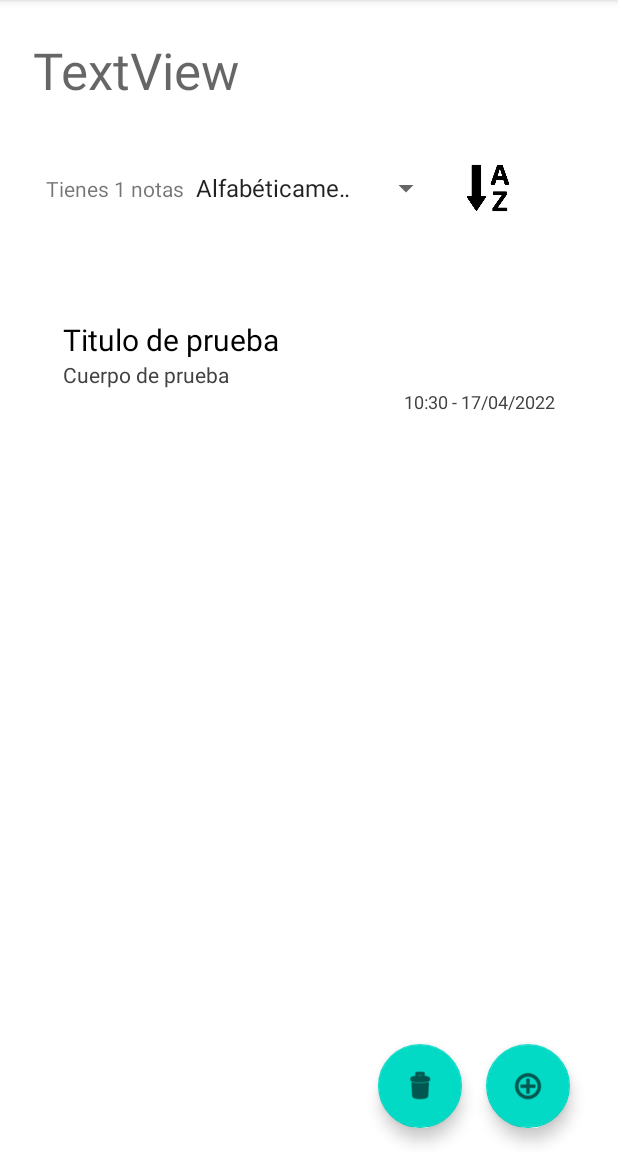
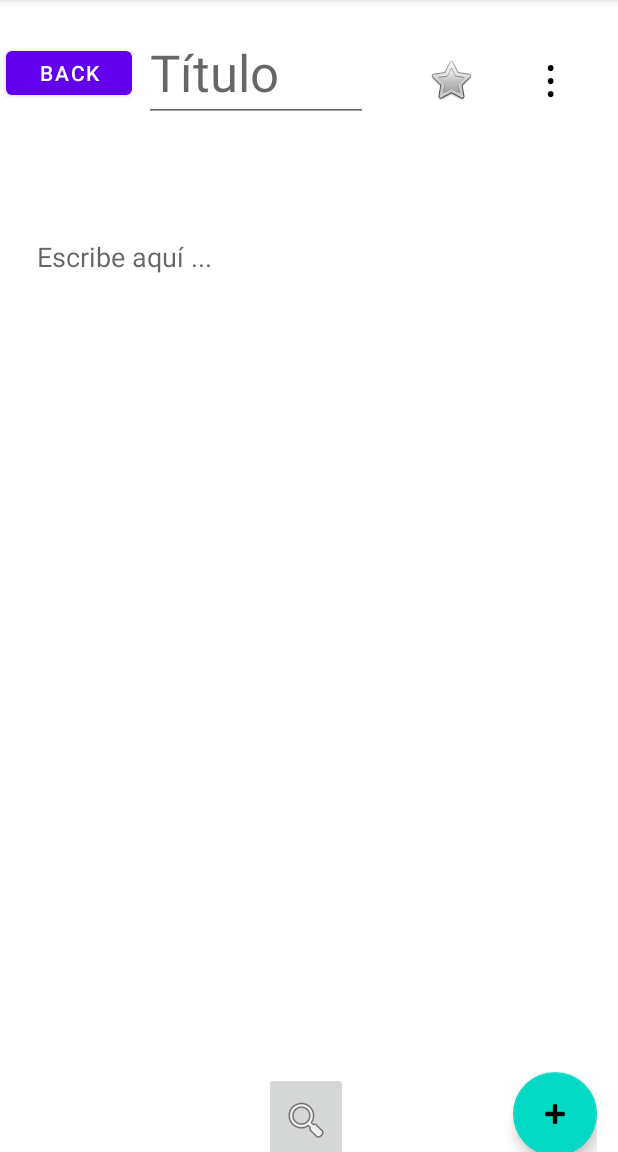
Before and after one commit to bdmariobd/takethatproduct, an Android app: the screen it shows after launch (MainActivity before the commit, NoteTotalViewActivity after it), after a tap on an icon or button, on a phone screen of 412 x 824 dp, the part 84-1236 px from its top. Run offline under Robolectric (Android 15) with nearby library versions, the phone set to English and light mode, and no system bars; our stand-ins replace Room's generated code; pictures from the network do not load.

Commit message:
creada la actividad de edición de la nota
ahora muestra una pantalla de edición al pulsar el botón crear nota

```diff
--- a/app/src/main/AndroidManifest.xml
+++ b/app/src/main/AndroidManifest.xml
@@ -9,6 +9,7 @@
         android:roundIcon="@mipmap/ic_launcher_round"
         android:supportsRtl="true"
         android:theme="@style/Theme.TakeThatProduct">
+        <activity android:name=".NoteTotalViewActivity"></activity>
         <activity android:name=".MainActivity">
             <intent-filter>
                 <action android:name="android.intent.action.MAIN" />
--- a/app/src/main/java/es/ucm/fdi/takethatproduct/MainActivity.java
+++ b/app/src/main/java/es/ucm/fdi/takethatproduct/MainActivity.java
@@ -1,5 +1,9 @@
 package es.ucm.fdi.takethatproduct;
 
+import androidx.activity.result.ActivityResult;
+import androidx.activity.result.ActivityResultCallback;
+import androidx.activity.result.ActivityResultLauncher;
+import androidx.activity.result.contract.ActivityResultContracts;
 import androidx.annotation.Nullable;
 import androidx.annotation.RequiresApi;
 import androidx.appcompat.app.AppCompatActivity;
@@ -9,6 +13,7 @@ import androidx.loader.app.LoaderManager;
 import androidx.recyclerview.widget.LinearLayoutManager;
 import androidx.recyclerview.widget.RecyclerView;
 
+import android.content.Intent;
 import android.os.Build;
 import android.os.Bundle;
 import android.util.Log;
@@ -33,6 +38,7 @@ public class MainActivity extends AppCompatActivity implements AdapterView.OnIte
     private NoteViewModel mNoteViewModel;
     NotePreviewListAdapter adapter;
     private TextView mainViewInfoText;
+    ActivityResultLauncher<Intent> activityResultLauncher;
 
     String[] orderNotesOptions = {"Alfabéticamente", "Por fecha de creación", "Recientes"};
     Spinner spin;
@@ -41,6 +47,8 @@ public class MainActivity extends AppCompatActivity implements AdapterView.OnIte
 
     boolean boton_pulsado = true;
     ImageButton boton_orden_notas;
+
+    private Note note;
 
     @Override
     protected void onCreate(Bundle savedInstanceState) {
@@ -77,12 +85,28 @@ public class MainActivity extends AppCompatActivity implements AdapterView.OnIte
 
         boton_orden_notas = (ImageButton) findViewById(R.id.mainViewNotesOrderButton);
 
+        // Para recibir el resultado de NoteTotalViewActivity
+        activityResultLauncher = registerForActivityResult(new ActivityResultContracts.StartActivityForResult(), new ActivityResultCallback<ActivityResult>() {
+            @Override
+            public void onActivityResult(ActivityResult result) {
+                if(result.getResultCode() == 0) {
+                    Intent i = result.getData();
+                    if(i != null) {
+                        note = (Note) i.getSerializableExtra("noteResult");
+                        if(!note.empty())
+                            mNoteViewModel.insert(note);
+                    }
+                }
+            }
+        });
 
         findViewById(R.id.addNoteButton).setOnClickListener(new View.OnClickListener() {
             @Override
             public void onClick(View v) {
-                Note n = new Note("Titulo de prueba", "Cuerpo de prueba");
-                mNoteViewModel.insert(n);
+                note = new Note("", "");
+                Intent i = new Intent(getApplicationContext(),NoteTotalViewActivity.class);
+                i.putExtra("note", note);
+                activityResultLauncher.launch(i);
             }
         });
 
--- /dev/null
+++ b/app/src/main/java/es/ucm/fdi/takethatproduct/NoteTotalViewActivity.java
@@ -0,0 +1,40 @@
+package es.ucm.fdi.takethatproduct;
+
+import androidx.appcompat.app.AppCompatActivity;
+
+import android.content.Intent;
+import android.os.Bundle;
+import android.view.View;
+import android.widget.EditText;
+import android.widget.TextView;
+
+import es.ucm.fdi.takethatproduct.integration.Note;
+
+public class NoteTotalViewActivity extends AppCompatActivity {
+
+    @Override
+    protected void onCreate(Bundle savedInstanceState) {
+        super.onCreate(savedInstanceState);
+        setContentView(R.layout.note_total_view);
+
+        Note note = (Note) getIntent().getSerializableExtra("note");
+        EditText titleInput = findViewById(R.id.noteTotalViewTitle);
+        EditText bodyInput = findViewById(R.id.noteTotalViewBody);
+        titleInput.setText(note.getTitulo(), TextView.BufferType.EDITABLE);
+        bodyInput.setText(note.getCuerpo(), TextView.BufferType.EDITABLE);
+
+
+        findViewById(R.id.noteTotalViewBack).setOnClickListener(new View.OnClickListener() {
+
+            @Override
+            public void onClick(View view) {
+                note.setTitulo(titleInput.getText().toString());
+                note.setCuerpo(bodyInput.getText().toString());
+                Intent i = new Intent();
+                i.putExtra("noteResult", note);
+                setResult(0, i);
+                finish();
+            }
+        });
+    }
+}
--- a/app/src/main/res/layout/note_total_view.xml
+++ b/app/src/main/res/layout/note_total_view.xml
@@ -5,30 +5,12 @@
     android:layout_width="match_parent"
     android:layout_height="match_parent">
 
-    <TextView
-        android:id="@+id/noteTotalViewTitle"
-        android:layout_width="wrap_content"
-        android:layout_height="wrap_content"
+    <EditText
+        android:id="@+id/noteTotalViewBody"
+        android:layout_width="359dp"
+        android:layout_height="423dp"
         android:layout_marginStart="23dp"
         android:layout_marginLeft="23dp"
-        android:layout_marginTop="24dp"
-        android:layout_marginEnd="166dp"
-        android:layout_marginRight="166dp"
-        android:layout_marginBottom="24dp"
-        android:text="Título"
-        android:textAppearance="@style/TextAppearance.AppCompat.Display1"
-        app:layout_constraintBottom_toTopOf="@+id/noteTotalViewBody"
-        app:layout_constraintEnd_toStartOf="@+id/noteTotalViewFavoriteButton"
-        app:layout_constraintStart_toStartOf="parent"
-        app:layout_constraintTop_toTopOf="parent" />
-
-    <EditText
-        android:id="@+id/noteTotalViewBody"
-        android:layout_width="360dp"
-        android:layout_height="419dp"
-        android:layout_marginStart="23dp"
-        android:layout_marginLeft="23dp"
-        android:layout_marginTop="24dp"
         android:layout_marginEnd="28dp"
         android:layout_marginRight="28dp"
         android:background="@android:color/transparent"
@@ -37,9 +19,12 @@
         android:hapticFeedbackEnabled="false"
         android:hint="Escribe aquí ..."
         android:inputType="textPersonName"
+        app:layout_constraintBottom_toBottomOf="parent"
         app:layout_constraintEnd_toEndOf="parent"
+        app:layout_constraintHorizontal_bias="1.0"
         app:layout_constraintStart_toStartOf="parent"
-        app:layout_constraintTop_toBottomOf="@+id/noteTotalViewTitle" />
+        app:layout_constraintTop_toTopOf="parent"
+        app:layout_constraintVertical_bias="0.461" />
 
     <ImageButton
         android:id="@+id/noteTotalViewFavoriteButton"
@@ -102,4 +87,32 @@
         app:layout_constraintEnd_toEndOf="parent"
         app:layout_constraintTop_toTopOf="parent" />
 
+    <Button
+        android:id="@+id/noteTotalViewBack"
+        android:layout_width="84dp"
+        android:layout_height="41dp"
+        android:layout_marginStart="4dp"
+        android:layout_marginLeft="4dp"
+        android:layout_marginTop="28dp"
+        android:layout_marginBottom="36dp"
+        android:text="Back"
+        app:layout_constraintBottom_toTopOf="@+id/noteTotalViewBody"
+        app:layout_constraintStart_toStartOf="parent"
+        app:layout_constraintTop_toTopOf="parent"
+        app:layout_constraintVertical_bias="0.0" />
+
+    <EditText
+        android:id="@+id/noteTotalViewTitle"
+        android:layout_width="149dp"
+        android:layout_height="57dp"
+        android:layout_marginStart="8dp"
+        android:layout_marginLeft="8dp"
+        android:layout_marginTop="24dp"
+        android:ems="10"
+        android:hint="Título"
+        android:inputType="textPersonName"
+        android:textSize="34sp"
+        app:layout_constraintStart_toEndOf="@+id/noteTotalViewBack"
+        app:layout_constraintTop_toTopOf="parent" />
+
 </androidx.constraintlayout.widget.ConstraintLayout>
```
Also changed, not shown: app/src/main/java/es/ucm/fdi/takethatproduct/integration/Note.java (+10 -2 lines).
